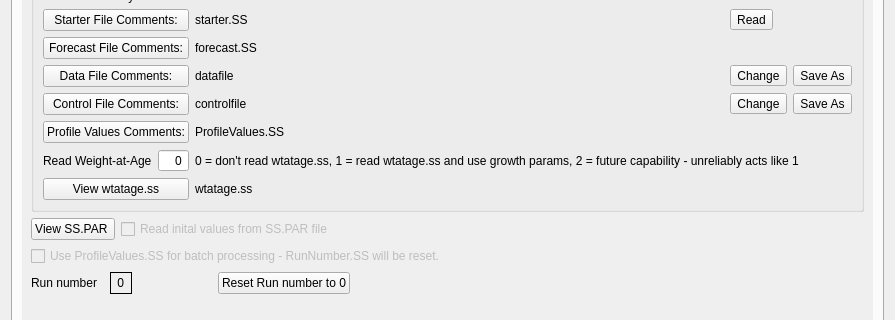
Before: the Qt Designer form src/file_widget.ui in nmfs-ost/ss3-ssi, drawn with Qt 5; both pictures show x 0 to 895 and y 125 to 445 of the 895 by 673 pixel window.
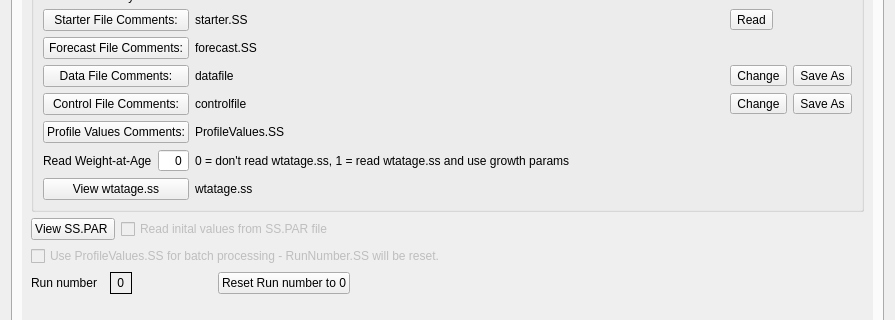
After: the same form once the commit is applied. Icons and pictures are not drawn.

What changed in the file:
```diff
--- a/src/file_widget.ui
+++ b/src/file_widget.ui
@@ -323,7 +323,7 @@
               <item row="9" column="1" colspan="6">
                <widget class="QLabel" name="label_wtatage_info">
                 <property name="text">
-                 <string>0 = don't read wtatage.ss, 1 = read wtatage.ss and use growth params, 2 = future capability - unreliably acts like 1</string>
+                 <string>0 = don't read wtatage.ss, 1 = read wtatage.ss and use growth params</string>
                 </property>
                </widget>
               </item>
```
